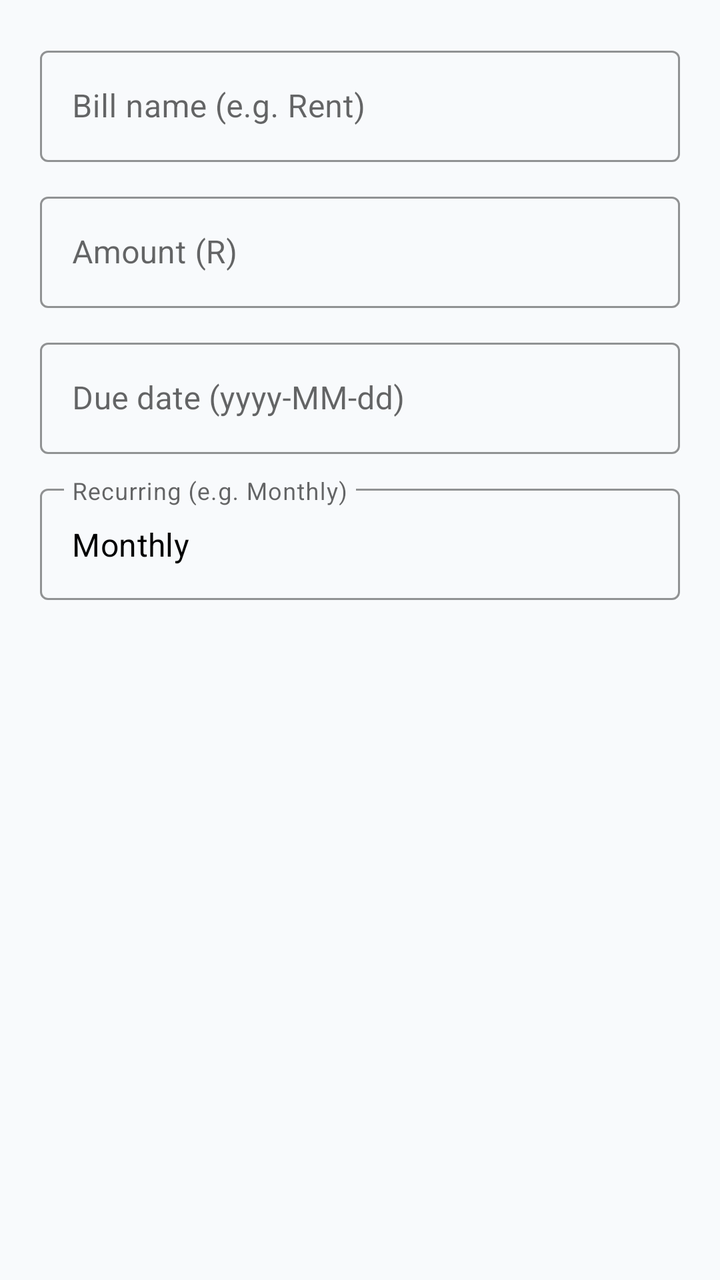
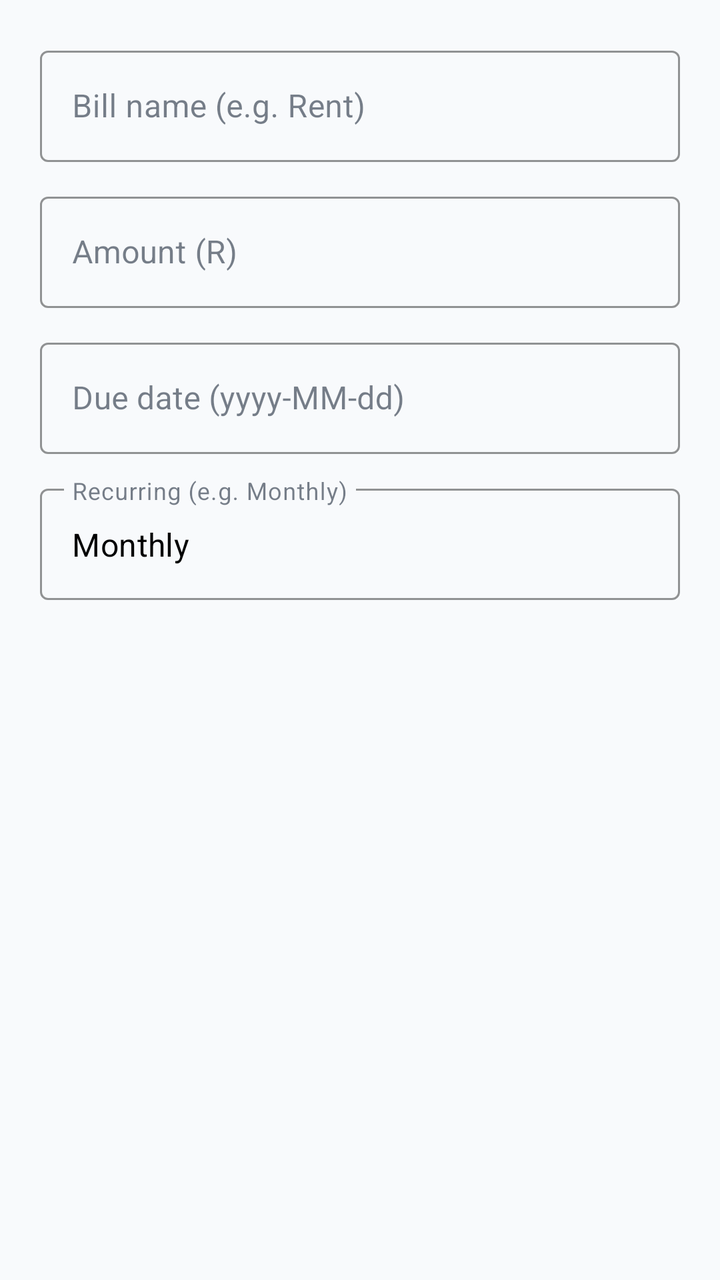

Screens rendered from an Android XML layout before and after an edit, with the pre-edit source and the edit as a unified diff.
<!-- AndroidManifest.xml: application theme Theme.MoneyAssist -->
<!-- res/layout/dialog_add_bill.xml -->
<?xml version="1.0" encoding="utf-8"?>
<LinearLayout
    xmlns:android="http://schemas.android.com/apk/res/android"
    xmlns:app="http://schemas.android.com/apk/res-auto"
    android:layout_width="match_parent"
    android:layout_height="wrap_content"
    android:orientation="vertical"
    android:padding="20dp">

    <com.google.android.material.textfield.TextInputLayout
        style="@style/Widget.MaterialComponents.TextInputLayout.OutlinedBox"
        android:layout_width="match_parent"
        android:layout_height="wrap_content"
        android:hint="Bill name (e.g. Rent)"
        app:boxStrokeColor="@color/blue_primary"
        android:layout_marginBottom="12dp">
        <com.google.android.material.textfield.TextInputEditText
            android:id="@+id/etBillName"
            android:layout_width="match_parent"
            android:layout_height="wrap_content"
            android:inputType="textCapSentences"/>

    </com.google.android.material.textfield.TextInputLayout>

    <com.google.android.material.textfield.TextInputLayout
        style="@style/Widget.MaterialComponents.TextInputLayout.OutlinedBox"
        android:layout_width="match_parent"
        android:layout_height="wrap_content"
        android:hint="Amount (R)"
        app:boxStrokeColor="@color/blue_primary"
        android:layout_marginBottom="12dp">
        <com.google.android.material.textfield.TextInputEditText
            android:id="@+id/etBillAmount"
            android:layout_width="match_parent"
            android:layout_height="wrap_content"
            android:inputType="numberDecimal"/>
    </com.google.android.material.textfield.TextInputLayout>

    <com.google.android.material.textfield.TextInputLayout
        style="@style/Widget.MaterialComponents.TextInputLayout.OutlinedBox"
        android:layout_width="match_parent"
        android:layout_height="wrap_content"
        android:hint="Due date (yyyy-MM-dd)"
        app:boxStrokeColor="@color/blue_primary"
        android:layout_marginBottom="12dp">
        <com.google.android.material.textfield.TextInputEditText
            android:id="@+id/etBillDue"
            android:layout_width="match_parent"
            android:layout_height="wrap_content"
            android:focusable="false"
            android:clickable="true"/>
    </com.google.android.material.textfield.TextInputLayout>

    <com.google.android.material.textfield.TextInputLayout
        style="@style/Widget.MaterialComponents.TextInputLayout.OutlinedBox"
        android:layout_width="match_parent"
        android:layout_height="wrap_content"
        android:hint="Recurring (e.g. Monthly)"
        app:boxStrokeColor="@color/blue_primary">
        <com.google.android.material.textfield.TextInputEditText
            android:id="@+id/etBillRecurring"
            android:layout_width="match_parent"
            android:layout_height="wrap_content"
            android:text="Monthly"
            android:inputType="textCapSentences"/>
    </com.google.android.material.textfield.TextInputLayout>

</LinearLayout>
<!-- resources referenced by this layout -->
<resources>
  <color name="blue_primary">#2563EB</color>
  <style name="Theme.MoneyAssist" parent="Theme.MaterialComponents.DayNight.NoActionBar">
          <item name="colorPrimary">@color/green_primary</item>
          <item name="colorPrimaryVariant">@color/green_dark</item>
          <item name="colorOnPrimary">@color/white</item>
          <item name="colorSecondary">@color/green_mid</item>
          <item name="colorSecondaryVariant">@color/green_dark</item>
          <item name="colorOnSecondary">@color/white</item>
          <item name="android:statusBarColor" tools:targetApi="l">@color/green_dark</item>
          <item name="android:windowBackground">@color/bg_page</item>
          <item name="android:textColor">@color/black</item>
          <item name="android:editTextColor">@color/black</item>
          <item name="android:textColorHint">@color/black</item>
      </style>
  <color name="green_primary">#1A9E7C</color>
  <color name="green_dark">#15856A</color>
  <color name="white">#FFFFFFFF</color>
  <color name="green_mid">#2BB891</color>
  <color name="bg_page">#F8FAFC</color>
  <color name="black">#FF000000</color>
</resources>

<!-- the commit's change to res/layout/dialog_add_bill.xml (unified diff, before → after) -->
@@ -18,6 +18,7 @@
             android:id="@+id/etBillName"
             android:layout_width="match_parent"
             android:layout_height="wrap_content"
+            android:textColor="@color/black"
             android:inputType="textCapSentences"/>
 
     </com.google.android.material.textfield.TextInputLayout>
@@ -32,6 +33,7 @@
         <com.google.android.material.textfield.TextInputEditText
             android:id="@+id/etBillAmount"
             android:layout_width="match_parent"
+            android:textColor="@color/black"
             android:layout_height="wrap_content"
             android:inputType="numberDecimal"/>
     </com.google.android.material.textfield.TextInputLayout>
@@ -47,6 +49,7 @@
             android:id="@+id/etBillDue"
             android:layout_width="match_parent"
             android:layout_height="wrap_content"
+            android:textColor="@color/black"
             android:focusable="false"
             android:clickable="true"/>
     </com.google.android.material.textfield.TextInputLayout>
@@ -61,6 +64,7 @@
             android:id="@+id/etBillRecurring"
             android:layout_width="match_parent"
             android:layout_height="wrap_content"
+            android:textColor="@color/black"
             android:text="Monthly"
             android:inputType="textCapSentences"/>
     </com.google.android.material.textfield.TextInputLayout>
<!-- resource entries referenced after the edit -->
@@ -5,20 +5,28 @@
           <item name="colorPrimary">@color/green_primary</item>
           <item name="colorPrimaryVariant">@color/green_dark</item>
           <item name="colorOnPrimary">@color/white</item>
-          <item name="colorSecondary">@color/green_mid</item>
-          <item name="colorSecondaryVariant">@color/green_dark</item>
-          <item name="colorOnSecondary">@color/white</item>
-          <item name="android:statusBarColor" tools:targetApi="l">@color/green_dark</item>
+          <item name="colorSecondary">@color/yellow_accent</item>
+          <item name="colorOnSecondary">@color/text_primary</item>
+          <item name="colorSurface">@color/bg_card</item>
+          <item name="colorOnSurface">@color/text_primary</item>
           <item name="android:windowBackground">@color/bg_page</item>
-          <item name="android:textColor">@color/black</item>
-          <item name="android:editTextColor">@color/black</item>
-          <item name="android:textColorHint">@color/black</item>
+          <item name="android:statusBarColor">@color/green_dark</item>
+  
+          
+          <item name="bottomNavigationStyle">@style/Widget.MoneyAssist.BottomNav</item>
       </style>
   <color name="green_primary">#1A9E7C</color>
-  <color name="green_dark">#15856A</color>
-  <color name="white">#FFFFFFFF</color>
-  <color name="green_mid">#2BB891</color>
+  <color name="green_dark">#0D6B53</color>
+  <color name="white">#FFFFFF</color>
+  <color name="yellow_accent">#F59E0B</color>
+  <color name="text_primary">#1E293B</color>
+  <color name="bg_card">#FFFFFF</color>
   <color name="bg_page">#F8FAFC</color>
+  <style name="Widget.MoneyAssist.BottomNav" parent="Widget.MaterialComponents.BottomNavigationView">
+          <item name="itemIconTint">@color/bottom_nav_color</item>
+          <item name="itemTextColor">@color/bottom_nav_color</item>
+          <item name="backgroundTint">@color/white</item>
+      </style>
   <color name="black">#FF000000</color>
 </resources>
 
